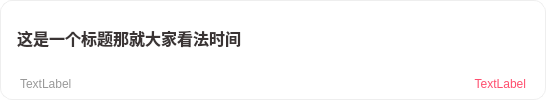
Before: the Qt Designer form ui/single_post.ui in FrenchFries-101/frontend, drawn with Qt 5.
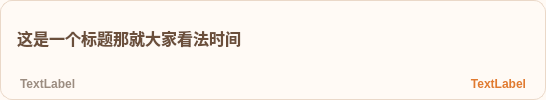
After: the same form once the commit is applied.

```diff
--- a/ui/single_post.ui
+++ b/ui/single_post.ui
@@ -26,57 +26,41 @@
    <string>Form</string>
   </property>
   <property name="styleSheet">
-   <string notr="true">/* ================= 标题默认 ================= */
-QLabel#post_title {
+   <string notr="true">
 
-    color: rgb(58, 52, 52);
+
+QWidget#post_simple{
+    background: #fffaf5;
+    border: 1px solid #ead8c8;
+    border-radius: 12px;
+    padding: 10px 12px;
+}
+QWidget#post_simple:hover{
+    background: #fff3e8;
+    border: 1px solid #f2c39d;
+}
+
+QLabel#post_title{
+    color: #6b4f3b;
     font-size: 16px;
-    font-weight: bold;
+    font-weight: 700;
     padding: 2px;
 }
-
-
-/* ================= 鼠标悬停标题 ================= */
-QLabel#post_title:hover {
-
-    color: #ff6b81;   /* 粉色 */
+QLabel#post_title:hover{
+    color: #f28d40;
 }
 
-
-/* ================= 卡片容器 ================= */
-QWidget#post_simple {
-
-    background-color: white;
-
-    border-radius: 12px;
-    border: 1px solid #eeeeee;
-
-    padding: 12px;
-}
-
-
-/* ================= 卡片 hover ================= */
-QWidget#post_simple:hover {
-
-    background-color: #fff7f9;   /* 非常浅的粉 */
-    border: 1px solid #ffb3c1;
-}
-
-
-/* ================= 作者时间 ================= */
-QLabel#auther_time {
-
-    color: #999999;
+QLabel#auther_time{
+    color: #9b8c80;
     font-size: 12px;
+    font-weight: 500;
 }
-
-
-/* ================= 点赞数 ================= */
-QLabel#post_likes {
-
-    color: #ff4d6d;
+QLabel#post_likes{
+    color: #e07a2f;
     font-size: 12px;
-}</string>
+    font-weight: 600;
+}
+</string>
   </property>
   <layout class="QVBoxLayout" name="verticalLayout_3">
    <property name="topMargin">
```
